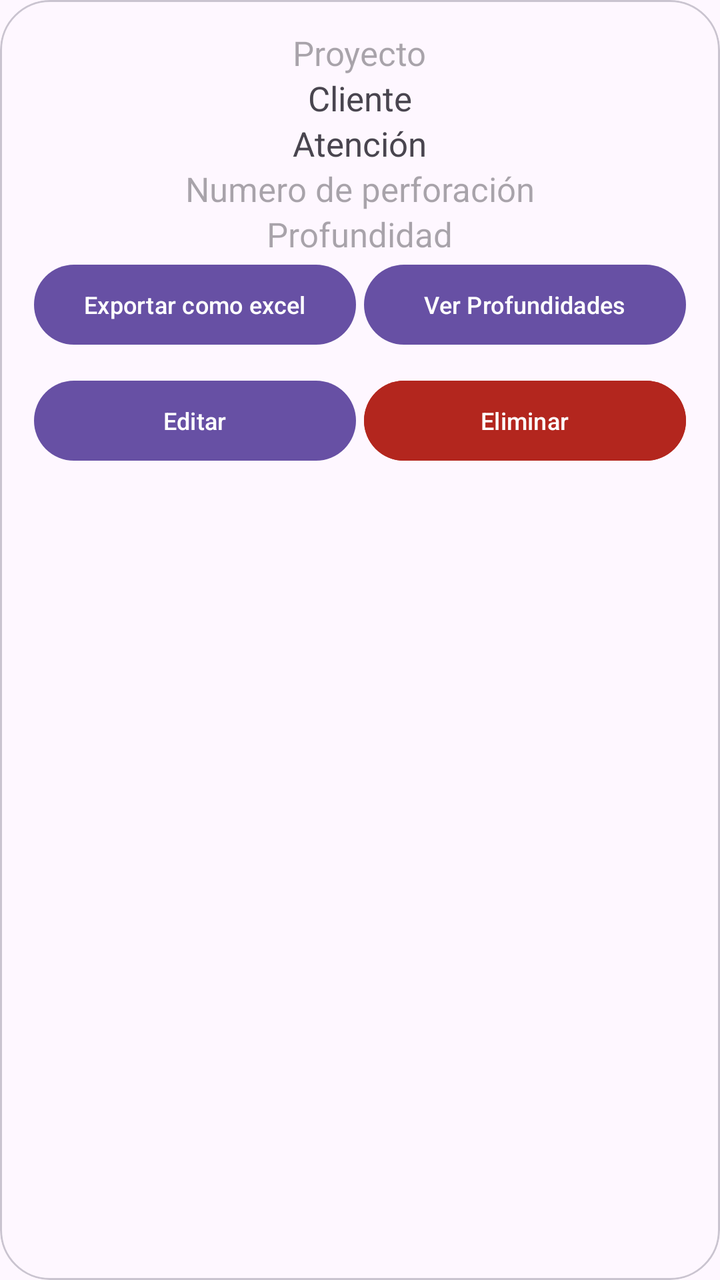
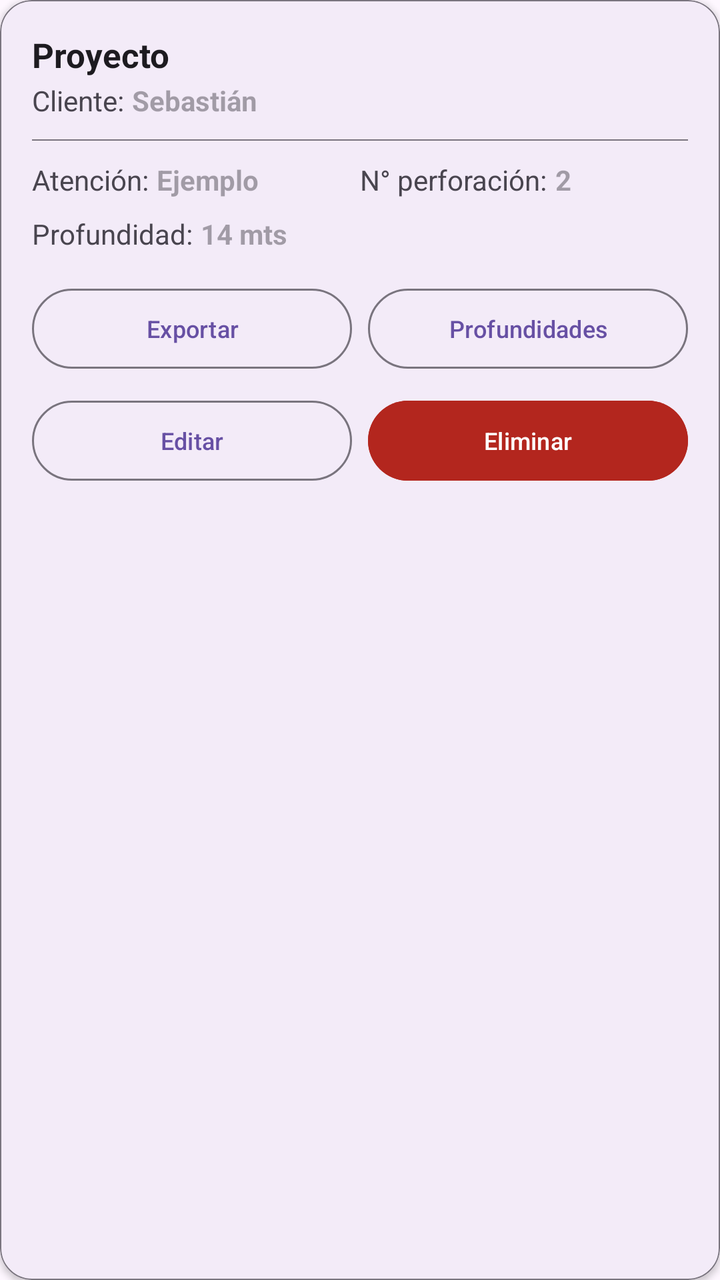

Before-and-after screenshots of an Android layout around one commit, followed by the original layout XML and the change that was made.
<!-- AndroidManifest.xml: application theme Base.Theme.Proyecto_German -->
<!-- res/layout/item_perforacion.xml -->
<?xml version="1.0" encoding="utf-8"?>
<com.google.android.material.card.MaterialCardView xmlns:android="http://schemas.android.com/apk/res/android"
    xmlns:app="http://schemas.android.com/apk/res-auto"
    android:layout_width="match_parent"
    android:layout_height="wrap_content"
    android:layout_marginHorizontal="12dp"
    android:layout_marginVertical="8dp"
    app:cardCornerRadius="25dp">

    <LinearLayout
        android:layout_width="match_parent"
        android:layout_height="wrap_content"
        android:gravity="center"
        android:orientation="vertical"
        android:padding="15dp"
        app:flow_horizontalAlign="start"
        app:flow_wrapMode="aligned"
        app:layout_constraintStart_toStartOf="parent"
        app:layout_constraintTop_toTopOf="parent">

        <TextView
            android:id="@+id/proyecto"
            android:layout_width="wrap_content"
            android:layout_height="wrap_content"
            android:layout_marginHorizontal="2dp"
            android:hint="Proyecto"
            android:textSize="17dp"
            app:layout_constraintStart_toStartOf="parent"
            app:layout_constraintTop_toTopOf="@id/numero_muestra" />
        <TextView
            android:id="@+id/cliente"
            android:layout_width="wrap_content"
            android:layout_height="wrap_content"
            android:layout_marginHorizontal="2dp"
            android:text="Cliente"
            android:textSize="17dp"
            app:layout_constraintStart_toStartOf="parent"
            app:layout_constraintTop_toTopOf="parent" />

        <TextView
            android:id="@+id/atencion"
            android:layout_width="wrap_content"
            android:layout_height="wrap_content"
            android:layout_marginHorizontal="2dp"
            android:text="Atención"
            android:textSize="17dp"
            app:layout_constraintStart_toStartOf="parent" />
        <TextView
            android:id="@+id/numero_perforacion"
            android:layout_width="wrap_content"
            android:layout_height="wrap_content"
            android:layout_marginHorizontal="2dp"
            android:hint="Numero de perforación"
            android:textSize="17dp"
            app:layout_constraintStart_toStartOf="parent"
            app:layout_constraintTop_toTopOf="@id/tipo" />

        <TextView
            android:id="@+id/profundiad"
            android:layout_width="wrap_content"
            android:layout_height="wrap_content"
            android:layout_marginHorizontal="2dp"
            android:hint="Profundidad"
            android:textSize="17dp"
            app:layout_constraintStart_toStartOf="parent"
            app:layout_constraintTop_toTopOf="@id/sucs" />
        <LinearLayout
            android:id="@+id/contendor_botones"
            android:layout_width="match_parent"
            android:layout_height="wrap_content"
            android:gravity="center_horizontal"
            android:orientation="horizontal">
            <com.google.android.material.button.MaterialButton
                android:id="@+id/btnExportar"
                android:layout_width="0dp"
                android:layout_height="match_parent"
                android:textSize="12dp"
                android:text="Exportar como excel"
                android:layout_weight="1"
                android:layout_marginHorizontal="2dp"/>
            <com.google.android.material.button.MaterialButton
                android:id="@+id/btnVerProfundidades"
                android:layout_width="0dp"
                android:layout_height="match_parent"
                android:text="Ver Profundidades"
                android:textSize="12dp"
                android:layout_weight="1"
                android:layout_marginHorizontal="2dp"/>
        </LinearLayout>
        <LinearLayout
            android:layout_width="match_parent"
            android:layout_height="wrap_content"
            android:layout_marginTop="10dp"
            android:orientation="horizontal">
            <com.google.android.material.button.MaterialButton
                android:id="@+id/btnEditarProfundidad"
                android:layout_width="0dp"
                android:layout_height="match_parent"
                android:text="Editar"
                android:textSize="12dp"
                android:layout_weight="1"
                android:layout_marginHorizontal="2dp"/>
            <com.google.android.material.button.MaterialButton
                android:id="@+id/btnEliminarProfundidad"
                android:layout_width="0dp"
                android:layout_height="match_parent"
                android:backgroundTint="#B3261E"
                android:textColor="@color/white"
                android:text="Eliminar"
                android:textSize="12dp"
                android:layout_weight="1"
                android:layout_marginHorizontal="2dp"/>
        </LinearLayout>
    </LinearLayout>
</com.google.android.material.card.MaterialCardView>
<!-- resources referenced by this layout -->
<resources>
  <color name="white">#FFFFFFFF</color>
  <style name="Base.Theme.Proyecto_German" parent="Theme.Material3.DayNight.NoActionBar">
          
          
      </style>
</resources>

<!-- the commit's change to res/layout/item_perforacion.xml (unified diff, before → after) -->
@@ -4,112 +4,187 @@
     android:layout_width="match_parent"
     android:layout_height="wrap_content"
     android:layout_marginHorizontal="12dp"
-    android:layout_marginVertical="8dp"
-    app:cardCornerRadius="25dp">
+    android:layout_marginVertical="6dp"
+    app:cardCornerRadius="16dp"
+    app:cardElevation="2dp"
+    app:strokeWidth="0.5dp"
+    app:strokeColor="@color/outline">
 
     <LinearLayout
         android:layout_width="match_parent"
         android:layout_height="wrap_content"
-        android:gravity="center"
         android:orientation="vertical"
-        android:padding="15dp"
-        app:flow_horizontalAlign="start"
-        app:flow_wrapMode="aligned"
-        app:layout_constraintStart_toStartOf="parent"
-        app:layout_constraintTop_toTopOf="parent">
+        android:padding="16dp">
 
         <TextView
             android:id="@+id/proyecto"
             android:layout_width="wrap_content"
             android:layout_height="wrap_content"
-            android:layout_marginHorizontal="2dp"
-            android:hint="Proyecto"
-            android:textSize="17dp"
-            app:layout_constraintStart_toStartOf="parent"
-            app:layout_constraintTop_toTopOf="@id/numero_muestra" />
-        <TextView
-            android:id="@+id/cliente"
-            android:layout_width="wrap_content"
+            android:text="Proyecto"
+            android:textSize="17sp"
+            android:textStyle="bold"
+            android:textColor="?attr/colorOnSurface" />
+
+        <LinearLayout
+            android:layout_width="match_parent"
             android:layout_height="wrap_content"
-            android:layout_marginHorizontal="2dp"
-            android:text="Cliente"
-            android:textSize="17dp"
-            app:layout_constraintStart_toStartOf="parent"
-            app:layout_constraintTop_toTopOf="parent" />
+            android:orientation="horizontal"
+            android:layout_marginTop="2dp"
+            android:layout_marginBottom="10dp">
+            <TextView
+                android:id="@+id/cliente"
+                android:layout_width="wrap_content"
+                android:layout_height="wrap_content"
+                android:text="Cliente:"
+                android:textSize="14sp"
+                android:textColor="?attr/colorOnSurfaceVariant"
+                android:layout_marginEnd="4dp"/>
+            <TextView
+                android:id="@+id/valor_cliente"
+                android:layout_width="wrap_content"
+                android:layout_height="wrap_content"
+                android:hint="Sebastián"
+                android:textSize="14sp"
+                android:textStyle="bold"
+                android:textColor="?attr/colorOnSurface" />
+        </LinearLayout>
 
-        <TextView
-            android:id="@+id/atencion"
-            android:layout_width="wrap_content"
+        <View
+            android:layout_width="match_parent"
+            android:layout_height="0.5dp"
+            android:background="@color/outline"
+            android:layout_marginBottom="10dp" />
+
+        <LinearLayout
+            android:layout_width="match_parent"
             android:layout_height="wrap_content"
-            android:layout_marginHorizontal="2dp"
-            android:text="Atención"
-            android:textSize="17dp"
-            app:layout_constraintStart_toStartOf="parent" />
-        <TextView
-            android:id="@+id/numero_perforacion"
-            android:layout_width="wrap_content"
+            android:orientation="horizontal"
+            android:layout_marginBottom="8dp">
+
+            <LinearLayout
+                android:layout_width="0dp"
+                android:layout_height="wrap_content"
+                android:layout_weight="1"
+                android:orientation="horizontal">
+                <TextView
+                    android:id="@+id/atencion"
+                    android:layout_width="wrap_content"
+                    android:layout_height="wrap_content"
+                    android:text="Atención:"
+                    android:textSize="14sp"
+                    android:textColor="?attr/colorOnSurfaceVariant"
+                    android:layout_marginEnd="4dp"/>
+                <TextView
+                    android:id="@+id/valor_atencion"
+                    android:layout_width="wrap_content"
+                    android:layout_height="wrap_content"
+                    android:hint="Ejemplo"
+                    android:textSize="14sp"
+                    android:textStyle="bold"
+                    android:textColor="?attr/colorOnSurface"/>
+            </LinearLayout>
+
+            <LinearLayout
+                android:layout_width="0dp"
+                android:layout_height="wrap_content"
+                android:layout_weight="1"
+                android:orientation="horizontal">
+                <TextView
+                    android:id="@+id/numero_perforacion"
+                    android:layout_width="wrap_content"
+                    android:layout_height="wrap_content"
+                    android:text="N° perforación:"
+                    android:textSize="14sp"
+                    android:textColor="?attr/colorOnSurfaceVariant"
+                    android:layout_marginEnd="4dp"/>
+                <TextView
+                    android:id="@+id/valor_numero_perforacion"
+                    android:layout_width="wrap_content"
+                    android:layout_height="wrap_content"
+                    android:hint="2"
+                    android:textStyle="bold"
+                    android:textSize="14sp"
+                    android:textColor="?attr/colorOnSurface" />
+            </LinearLayout>
+        </LinearLayout>
+
+        <LinearLayout
+            android:layout_width="match_parent"
             android:layout_height="wrap_content"
-            android:layout_marginHorizontal="2dp"
-            android:hint="Numero de perforación"
-            android:textSize="17dp"
-            app:layout_constraintStart_toStartOf="parent"
-            app:layout_constraintTop_toTopOf="@id/tipo" />
+            android:orientation="horizontal"
+            android:layout_marginBottom="14dp">
+            <TextView
+                android:id="@+id/profundiad"
+                android:layout_width="wrap_content"
+                android:layout_height="wrap_content"
+                android:text="Profundidad:"
+                android:textSize="14sp"
+                android:textColor="?attr/colorOnSurfaceVariant"
+                android:layout_marginEnd="4dp"/>
+            <TextView
+                android:id="@+id/valor_profundiad"
+                android:layout_width="wrap_content"
+                android:layout_height="wrap_content"
+                android:hint="14 mts"
+                android:textSize="14sp"
+                android:textStyle="bold"
+                android:textColor="?attr/colorOnSurface" />
+        </LinearLayout>
 
-        <TextView
-            android:id="@+id/profundiad"
-            android:layout_width="wrap_content"
-            android:layout_height="wrap_content"
-            android:layout_marginHorizontal="2dp"
-            android:hint="Profundidad"
-            android:textSize="17dp"
-            app:layout_constraintStart_toStartOf="parent"
-            app:layout_constraintTop_toTopOf="@id/sucs" />
         <LinearLayout
             android:id="@+id/contendor_botones"
             android:layout_width="match_parent"
             android:layout_height="wrap_content"
-            android:gravity="center_horizontal"
             android:orientation="horizontal">
+
             <com.google.android.material.button.MaterialButton
                 android:id="@+id/btnExportar"
+                style="@style/Widget.Material3.Button.OutlinedButton"
                 android:layout_width="0dp"
-                android:layout_height="match_parent"
-                android:textSize="12dp"
-                android:text="Exportar como excel"
+                android:layout_height="wrap_content"
                 android:layout_weight="1"
-                android:layout_marginHorizontal="2dp"/>
+                android:layout_marginEnd="4dp"
+                android:text="Exportar"
+                android:textSize="12sp"
+                app:iconSize="16dp" />
+
             <com.google.android.material.button.MaterialButton
                 android:id="@+id/btnVerProfundidades"
+                style="@style/Widget.Material3.Button.OutlinedButton"
                 android:layout_width="0dp"
-                android:layout_height="match_parent"
-                android:text="Ver Profundidades"
-                android:textSize="12dp"
+                android:layout_height="wrap_content"
                 android:layout_weight="1"
-                android:layout_marginHorizontal="2dp"/>
+                android:layout_marginStart="4dp"
+                android:text="Profundidades"
+                android:textSize="12sp" />
         </LinearLayout>
+
         <LinearLayout
             android:layout_width="match_parent"
             android:layout_height="wrap_content"
-            android:layout_marginTop="10dp"
+            android:layout_marginTop="8dp"
             android:orientation="horizontal">
+
             <com.google.android.material.button.MaterialButton
                 android:id="@+id/btnEditarProfundidad"
+                style="@style/Widget.Material3.Button.OutlinedButton"
                 android:layout_width="0dp"
-                android:layout_height="match_parent"
+                android:layout_height="wrap_content"
+                android:layout_weight="1"
+                android:layout_marginEnd="4dp"
                 android:text="Editar"
-                android:textSize="12dp"
-                android:layout_weight="1"
-                android:layout_marginHorizontal="2dp"/>
+                android:textSize="12sp" />
+
             <com.google.android.material.button.MaterialButton
                 android:id="@+id/btnEliminarProfundidad"
                 android:layout_width="0dp"
-                android:layout_height="match_parent"
-                android:backgroundTint="#B3261E"
+                android:layout_height="wrap_content"
+                android:layout_weight="1"
+                android:layout_marginStart="4dp"
+                android:backgroundTint="@color/error"
                 android:textColor="@color/white"
                 android:text="Eliminar"
-                android:textSize="12dp"
-                android:layout_weight="1"
-                android:layout_marginHorizontal="2dp"/>
+                android:textSize="12sp" />
         </LinearLayout>
     </LinearLayout>
 </com.google.android.material.card.MaterialCardView>
<!-- resource entries referenced after the edit -->
@@ -1,5 +1,7 @@
 <!-- resources referenced by this layout -->
 <resources>
+  <color name="error">#B3261E</color>
+  <color name="outline">#79747E</color>
   <color name="white">#FFFFFFFF</color>
   <style name="Base.Theme.Proyecto_German" parent="Theme.Material3.DayNight.NoActionBar">
           
